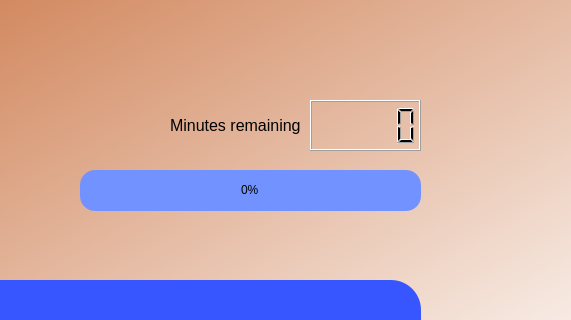
Old version of the form resources/unique.ui in the repository rhnkl/SolarSpammer; both pictures show x 580 to 1151 and y 200 to 520 of the 1151 by 650 pixel window.
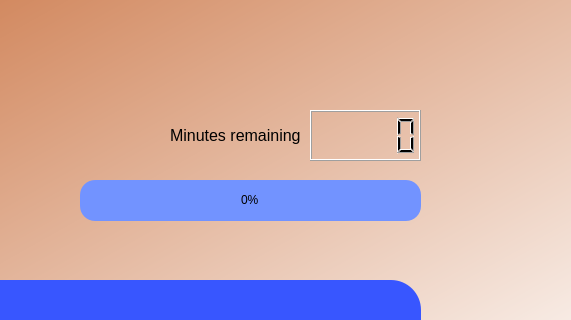
New version of the form.

Commit message: Added presets to unique spammer

The edit to the form file:
```diff
--- a/resources/unique.ui
+++ b/resources/unique.ui
@@ -233,7 +233,7 @@
     <property name="geometry">
      <rect>
       <x>890</x>
-      <y>300</y>
+      <y>310</y>
       <width>111</width>
       <height>51</height>
      </rect>
@@ -243,7 +243,7 @@
     <property name="geometry">
      <rect>
       <x>750</x>
-      <y>310</y>
+      <y>320</y>
       <width>131</width>
       <height>31</height>
      </rect>
@@ -285,7 +285,7 @@
     <property name="geometry">
      <rect>
       <x>660</x>
-      <y>370</y>
+      <y>380</y>
       <width>341</width>
       <height>41</height>
      </rect>
```
The commit also changes 1 other file.
